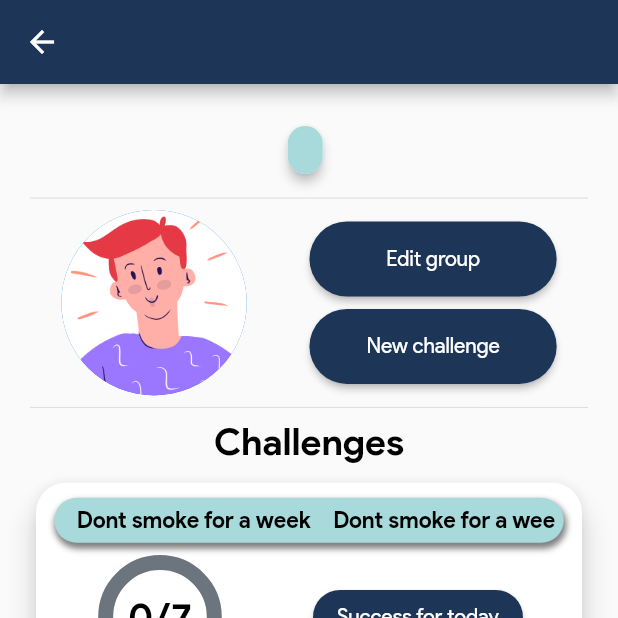
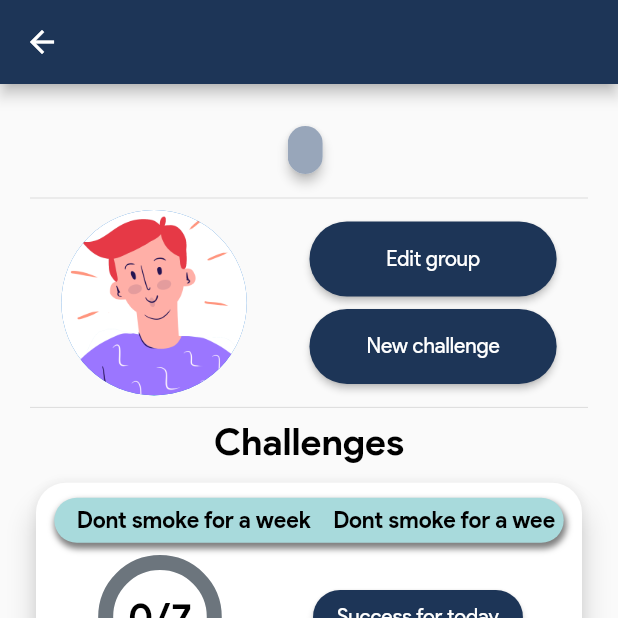
Before and after one commit to tsaplyadmitriy/FSESocialHabitApp, a Flutter app: the MyGroupPage screen opened directly with empty values, on a phone screen of 412 x 824 dp, the top half of it. Run offline on Flutter 3.47's test engine with Material 2 defaults, Android fonts, the phone set to English and light mode, and no system bars; drawn by our look-alikes of marquee, percent_indicator; our stand-ins replace flutter_svg, image_picker; missing offline and left inert: async_loader, rest_data.

Commit message:
Change type of tag (tag/category)

```diff
--- a/mobile/lib/components/tags_horizontal.dart
+++ b/mobile/lib/components/tags_horizontal.dart
@@ -6,12 +6,16 @@ class TagsHorizontalScroll extends StatelessWidget {
   const TagsHorizontalScroll({
     Key key,
     @required this.list,
+    this.tag,
   }) : super(key: key);
 
   final List<String> list;
+  final bool tag;
 
   @override
   Widget build(BuildContext context) {
+    var brightness = MediaQuery.of(context).platformBrightness;
+    bool darkModeOn = brightness == Brightness.dark;
     return SingleChildScrollView(
       scrollDirection: Axis.horizontal,
       child: Row(
@@ -22,7 +26,11 @@ class TagsHorizontalScroll extends StatelessWidget {
           ),
           child: Chip(
               elevation: 3,
-              backgroundColor: Theme.of(context).primaryColorLight,
+              backgroundColor: tag
+                  ? (darkModeOn ? Constants.dPillTag : Constants.kPillTag)
+                  : (darkModeOn
+                      ? Constants.dPillCategory
+                      : Constants.kPillCategory),
               label: Text(string,
                   style: TextStyle(
                     color: Colors.black,
--- a/mobile/lib/constants.dart
+++ b/mobile/lib/constants.dart
@@ -7,6 +7,8 @@ class Constants {
   static const kPrimaryLightColor = Color(0xFFa8dadc);
   static const kSecondaryColor = Color(0xff457b9d);
   static const kInactiveColor = Color(0xFF6c757d);
+  static const kPillCategory = Color(0xff98A6BA);
+  static const kPillTag = Color(0xFFA2C3F5);
 
 //dark
   static const dAccentColor = Color(0xFFEB5C68);
@@ -14,14 +16,13 @@ class Constants {
   static const dPrimaryLightColor = Color(0xFF71A2C1);
   static const dSecondaryColor = Color(0xff71A2C1);
   static const dInactiveColor = Color(0xFF6c757d);
-
+  static const dPillCategory = Color(0xff7591BB);
+  static const dPillTag = Color(0xFF98BFF5);
 
   static String loginDone = "/login_done";
   static String leaveWelcome = "/leave_welcome";
   static String logIn = "/log_in";
   static String signUp = "/sign_up";
-
-
 
   static const apiLink = 'https://fsesocialhabitapp.herokuapp.com';
 
--- a/mobile/lib/screens/findgroup/findgroup.dart
+++ b/mobile/lib/screens/findgroup/findgroup.dart
@@ -145,7 +145,10 @@ class GroupCard extends StatelessWidget {
           margin: EdgeInsets.symmetric(vertical: 10, horizontal: 15),
           child:
               Column(crossAxisAlignment: CrossAxisAlignment.start, children: [
-            TagsHorizontalScroll(list: [group.category]),
+            TagsHorizontalScroll(
+              list: [group.category],
+              tag: false,
+            ),
             Row(children: [
               GroupCardNameAndAvatars(size: size, group: group),
               GroupCardImage(size: size),
--- a/mobile/lib/screens/findgroup/group_card_page.dart
+++ b/mobile/lib/screens/findgroup/group_card_page.dart
@@ -33,8 +33,8 @@ class GroupCardDialog extends StatelessWidget {
       children: <Widget>[
         Container(
           padding: EdgeInsets.symmetric(vertical: 15, horizontal: 15),
-          margin: EdgeInsets.symmetric(
-              vertical: size.height * 0.05, horizontal: 0),
+          margin:
+              EdgeInsets.symmetric(vertical: size.height * 0.05, horizontal: 0),
           decoration: new BoxDecoration(
             boxShadow: [
               BoxShadow(
@@ -54,6 +54,7 @@ class GroupCardDialog extends StatelessWidget {
               SizedBox(height: size.height * 0.01),
               TagsHorizontalScroll(
                 list: [group.category],
+                tag: true,
               ),
               SizedBox(height: size.height * 0.01),
               GroupCardPage_preferences(group: group),
--- a/mobile/lib/screens/mygroups/my_group_page.dart
+++ b/mobile/lib/screens/mygroups/my_group_page.dart
@@ -64,8 +64,14 @@ class _MyGroupPageState extends State<MyGroupPage> {
           padding: EdgeInsets.symmetric(vertical: 20, horizontal: 20),
           child: Column(
             children: [
-              TagsHorizontalScroll(list: [group.category]),
-              TagsHorizontalScroll(list: group.preferences),
+              TagsHorizontalScroll(
+                list: [group.category],
+                tag: false,
+              ),
+              TagsHorizontalScroll(
+                list: group.preferences,
+                tag: true,
+              ),
               Visibility(
                 visible: admin,
                 child: Column(
--- a/mobile/lib/screens/profile/profile.dart
+++ b/mobile/lib/screens/profile/profile.dart
@@ -77,6 +77,7 @@ class _ProfileScreen extends State<ProfileScreen> {
                         child: TagsHorizontalScroll(
                           list: List<String>.from(
                               UserSession().getUserentity.tags),
+                          tag: true,
                         ),
                       ),
                     )
```
Also changed, not shown: mobile/lib/components/group_card.dart (+4 -3 lines).
